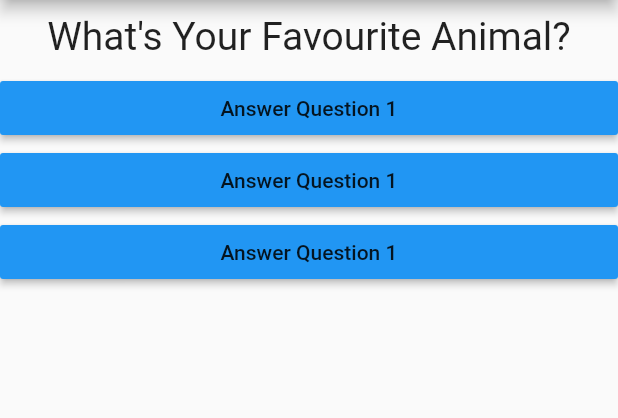
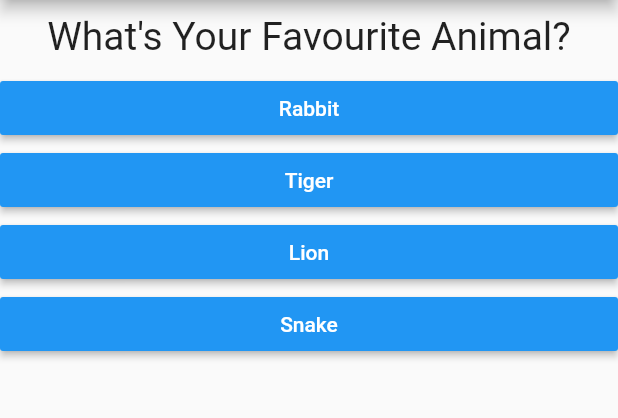
Before and after one commit to shuvo18103107/Quize-Application, a Flutter app: the screen it shows after launch, on a phone screen of 412 x 824 dp, the part 84-502 px from its top. Run offline on Flutter 3.47's test engine with Material 2 defaults, Android fonts, the phone set to English and light mode, and no system bars.

```diff
--- a/lib/answers.dart
+++ b/lib/answers.dart
@@ -1,8 +1,9 @@
 import 'package:flutter/material.dart';
 
 class Answers extends StatelessWidget {
+  final String anstext;
   final Function handler;
-  Answers(this.handler);
+  Answers(this.handler, this.anstext);
 
   @override
   Widget build(BuildContext context) {
@@ -10,7 +11,8 @@ class Answers extends StatelessWidget {
       width: double.infinity,
       child: RaisedButton(
         color: Colors.blue,
-        child: Text("Answer Question 1"),
+        textColor: Colors.white,
+        child: Text(anstext),
         onPressed: handler,
       ),
     );
--- a/lib/main.dart
+++ b/lib/main.dart
@@ -1,7 +1,6 @@
 import 'package:flutter/material.dart';
-import 'package:quize_application/answers.dart';
-import './questions.dart';
-import './answers.dart';
+import 'quize.dart';
+import 'result.dart';
 
 void main() {
   runApp(MyApp());
@@ -13,36 +12,61 @@ class MyApp extends StatefulWidget {
 }
 
 class _MyAppState extends State<MyApp> {
+  final _questionList = const [
+    {
+      'questiontext': 'What\'s Your Favourite Animal?',
+      'answerText': [
+        {'text': 'Rabbit', 'score': 10},
+        {'text': 'Tiger', 'score': 6},
+        {'text': 'Lion', 'score': 5},
+        {'text': 'Snake', 'score': 3},
+      ]
+    },
+    {
+      'questiontext': 'What\'s Your Favourite Movie?',
+      'answerText': [
+        {'text': 'Shutter-Island', 'score': 10},
+        {'text': 'Inception', 'score': 6},
+        {'text': 'Dark Knight', 'score': 5},
+        {'text': 'Joker', 'score': 3},
+      ]
+    },
+    {
+      'questiontext': 'What\'s Your Favourite Flower?',
+      'answerText': [
+        {'text': 'Rose', 'score': 10},
+        {'text': 'Sunflower', 'score': 6},
+        {'text': 'Water-Lily', 'score': 5},
+        {'text': 'Tubelip', 'score': 3},
+      ]
+    },
+  ];
+
   var _queCounter = 0;
+  var _totalScore = 0;
 
-  void _answerQuestion() {
+  void _answerQuestion(int score) {
     setState(() {
       _queCounter++;
     });
+    _totalScore += score;
   }
 
   @override
   Widget build(BuildContext context) {
-    var questionList = [
-      'What\'s Your Favourite Animal?',
-      'What\'s Your Favourite Flower?',
-      'What\'s Your Favourite Movie?'
-    ];
-
     return MaterialApp(
+      debugShowCheckedModeBanner: false,
       home: Scaffold(
-        appBar: AppBar(
-          title: Text("Quize Application"),
-        ),
-        body: Column(
-          children: [
-            Question(questionList[_queCounter]),
-            Answers(_answerQuestion),
-            Answers(_answerQuestion),
-            Answers(_answerQuestion),
-          ],
-        ),
-      ),
+          appBar: AppBar(
+            title: Text("Quize Application"),
+          ),
+          body: _queCounter < _questionList.length
+              ? Quize(
+                  questionList: _questionList,
+                  answerQuestion: _answerQuestion,
+                  queCounter: _queCounter,
+                )
+              : Result()),
     );
   }
 }
--- /dev/null
+++ b/lib/quize.dart
@@ -0,0 +1,26 @@
+import 'package:flutter/material.dart';
+import './questions.dart';
+import './answers.dart';
+
+class Quize extends StatelessWidget {
+  final List<Map<String, Object>> questionList;
+  final int queCounter;
+  final Function answerQuestion;
+  Quize({
+    @required this.questionList,
+    @required this.answerQuestion,
+    @required this.queCounter,
+  });
+  @override
+  Widget build(BuildContext context) {
+    return Column(
+      children: [
+        Question(questionList[queCounter]['questiontext']),
+        ...(questionList[queCounter]['answerText'] as List<Map<String, Object>>)
+            .map((answer) {
+          return Answers(() => answerQuestion(answer['score']), answer['text']);
+        }).toList()
+      ],
+    );
+  }
+}
--- /dev/null
+++ b/lib/result.dart
@@ -0,0 +1,10 @@
+import 'package:flutter/material.dart';
+
+class Result extends StatelessWidget {
+  @override
+  Widget build(BuildContext context) {
+    return Center(
+      child: Text('Congratulation you did it !'),
+    );
+  }
+}
```
